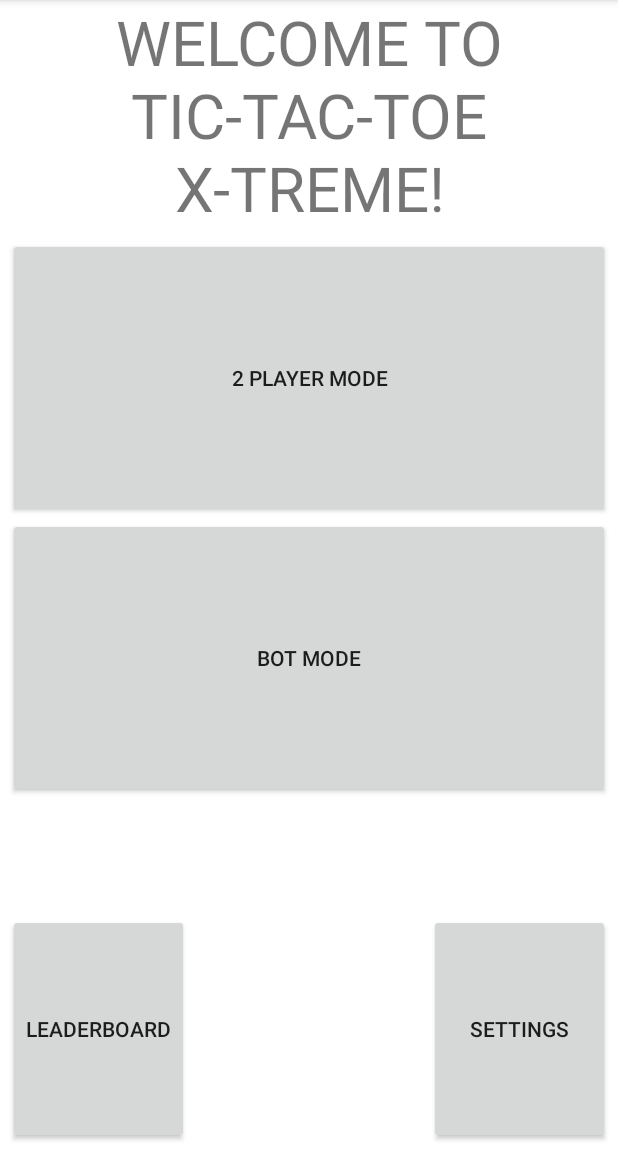
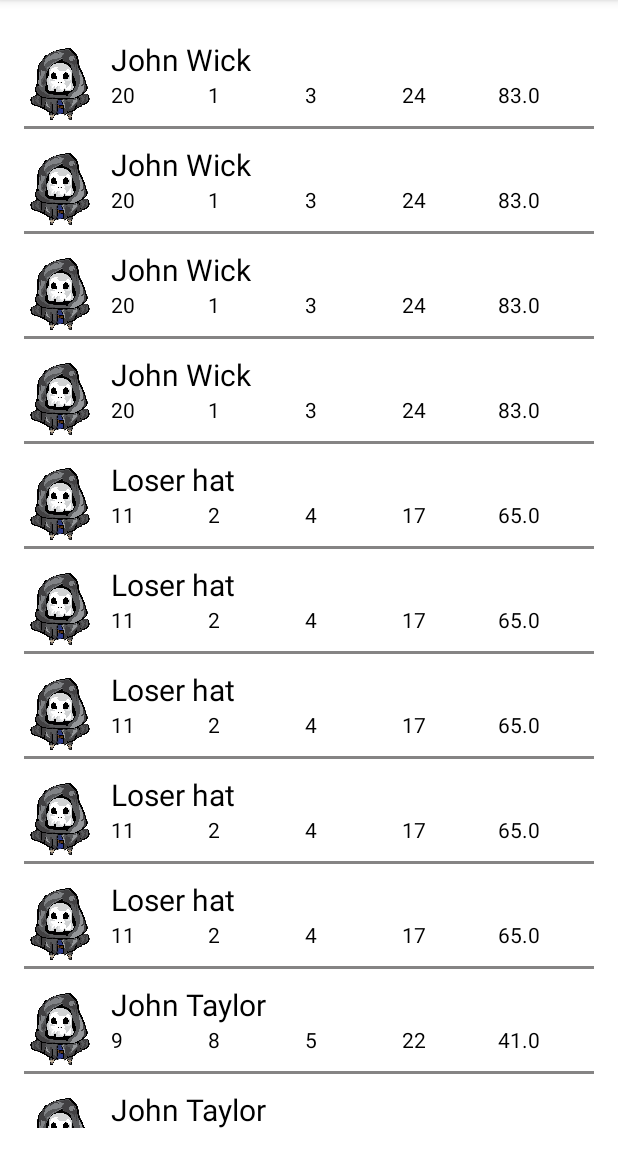
Before and after one commit to justinp04/MADASS1, an Android app: the screen it shows after launch (MainActivity), after a tap on "LEADERBOARD", on a phone screen of 412 x 824 dp, the part 84-1236 px from its top. Run offline under Robolectric (Android 15) with nearby library versions, the light colour scheme and no system bars.

Commit message:
This addition of the leader board

```diff
--- /dev/null
+++ b/app/src/main/java/com/example/tictactoemad_20732435/Item.java
@@ -0,0 +1,100 @@
+package com.example.tictactoemad_20732435;
+
+public class Item implements Comparable<Item>{
+
+    String name;
+    Integer wins;
+    int losses;
+    int draws;
+    int totalgames;
+    int image;
+    float winpercent;
+
+    public Item(String name, int image, Integer wins, int losses, int draws, int totalgames, int winpercent)
+    {
+        this.totalgames = totalgames;
+        this.name = name;
+        this.image = image;
+        this.wins = wins;
+        this.losses = losses;
+        this.draws = draws;
+        this.winpercent = winpercent;
+        // Needs to be calculated when updated values are passed
+        calculatetotalgames();
+        calculateWinPercentage();
+}
+
+    public int getImage() {
+        return image;
+    }
+
+    public void setImage(int image) {
+        this.image = image;
+    }
+
+    public String getName() {
+        return name;
+    }
+
+    public void setName(String name) {
+        this.name = name;
+    }
+
+    public Integer getWins() {
+        return wins;
+    }
+
+    public void setWins(Integer wins) {
+        this.wins = wins;
+        calculatetotalgames();
+        calculateWinPercentage();
+    }
+
+    public int getLosses() {
+        return losses;
+    }
+
+    public void setLosses(int losses) {
+
+        this.losses = losses;
+        calculatetotalgames();
+        calculateWinPercentage();
+    }
+
+    public int getDraws() {
+        return draws;
+    }
+
+    public void setDraws(int draws) {
+        this.draws = draws;
+        calculatetotalgames();
+        calculateWinPercentage();
+    }
+
+    public int getTotalgames() {
+        return totalgames;
+    }
+
+    public float getWinpercent() {
+        return winpercent;
+    }
+    public void calculatetotalgames(){
+        totalgames = wins + losses + draws;
+    }
+
+    public void calculateWinPercentage(){
+        if (totalgames > 0)
+        {
+            winpercent = Math.round((float)((double)wins/(double)totalgames * 100));
+        }
+        else
+        {
+            winpercent = 0;
+        }
+    }
+
+    @Override
+    public int compareTo(Item other) {
+        return this.wins.compareTo(other.wins);
+    }
+}
--- a/app/src/main/java/com/example/tictactoemad_20732435/MainActivity.java
+++ b/app/src/main/java/com/example/tictactoemad_20732435/MainActivity.java
@@ -21,6 +21,7 @@ public class MainActivity extends AppCompatActivity {
     private GameFunction4x4 gameFunction4x4 = new GameFunction4x4();
     private GameFunction5x5 gameFunction5x5 = new GameFunction5x5();
     private Settings settings = new Settings();
+    private leaderboard_fragment leaderboard = new leaderboard_fragment();
 
     @Override
     protected void onCreate(Bundle savedInstanceState) {
@@ -52,6 +53,10 @@ public class MainActivity extends AppCompatActivity {
                 if (mainActivityDataViewModel.getClickedValue() == 4)
                 {
                     loadSettingsFragment();
+                }
+                if (mainActivityDataViewModel.getClickedValue() == 5)
+                {
+                    loadLeaderboard();
                 }
             }
         });
@@ -121,6 +126,19 @@ public class MainActivity extends AppCompatActivity {
         }
     }
 
+    private void loadLeaderboard(){
+        FragmentManager fm = getSupportFragmentManager();
+        Fragment frag = fm.findFragmentById(R.id.fragment_game);
+
+        if(frag == null){
+            fm.beginTransaction().add(R.id.fragment_game, leaderboard).commit();
+        }
+        else{
+            fm.beginTransaction().replace(R.id.fragment_game, leaderboard).commit();
+        }
+
+    }
+
     @Override
     protected void onSaveInstanceState(@NonNull Bundle outState) {
         super.onSaveInstanceState(outState);
--- /dev/null
+++ b/app/src/main/java/com/example/tictactoemad_20732435/MyAdapter.java
@@ -0,0 +1,46 @@
+package com.example.tictactoemad_20732435;
+
+import android.content.Context;
+import android.view.LayoutInflater;
+import android.view.ViewGroup;
+
+import androidx.annotation.NonNull;
+import androidx.recyclerview.widget.RecyclerView;
+
+import java.util.List;
+
+public class MyAdapter extends RecyclerView.Adapter<MyViewHolder> {
+
+    Context context;
+
+    List<Item> items;
+
+    public MyAdapter(Context context, List<Item> items) {
+        this.context = context;
+        this.items = items;
+    }
+
+
+    @NonNull
+    @Override
+    public MyViewHolder onCreateViewHolder(@NonNull ViewGroup parent, int viewType) {
+        return new MyViewHolder(LayoutInflater.from(context).inflate(R.layout.item_view, parent, false));
+    }
+
+    @Override
+    public void onBindViewHolder(@NonNull MyViewHolder holder, int position) {
+        holder.nameView.setText(items.get(position).getName());
+        holder.imageView.setImageResource(items.get(position).getImage());
+        holder.Totalgames.setText(String.valueOf(items.get(position).getTotalgames()));
+        holder.Wins.setText(String.valueOf(items.get(position).getWins()));
+        holder.Draws.setText(String.valueOf(items.get(position).getDraws()));
+        holder.Losses.setText(String.valueOf(items.get(position).getLosses()));
+        holder.WinPercent.setText(String.valueOf(items.get(position).getWinpercent()));
+
+    }
+
+    @Override
+    public int getItemCount() {
+        return items.size();
+    }
+}
--- /dev/null
+++ b/app/src/main/java/com/example/tictactoemad_20732435/MyViewHolder.java
@@ -0,0 +1,25 @@
+package com.example.tictactoemad_20732435;
+
+import android.view.View;
+import android.widget.ImageView;
+import android.widget.TextView;
+
+import androidx.annotation.NonNull;
+import androidx.recyclerview.widget.RecyclerView;
+
+public class MyViewHolder extends RecyclerView.ViewHolder {
+
+    ImageView imageView;
+    TextView nameView, Wins, Draws, Losses, Totalgames, WinPercent;
+    public MyViewHolder(@NonNull View itemView) {
+        super(itemView);
+
+        imageView = itemView.findViewById(R.id.imageview);
+        nameView = itemView.findViewById(R.id.name);
+        Wins = itemView.findViewById(R.id.wins);
+        Draws = itemView.findViewById(R.id.draws);
+        Losses = itemView.findViewById(R.id.losses);
+        Totalgames = itemView.findViewById(R.id.totalgames);
+        WinPercent = itemView.findViewById(R.id.winpercent);
+    }
+}
--- a/app/src/main/java/com/example/tictactoemad_20732435/StartMenuFragment.java
+++ b/app/src/main/java/com/example/tictactoemad_20732435/StartMenuFragment.java
@@ -104,7 +104,7 @@ public class StartMenuFragment extends Fragment {
             @Override
             public void onClick(View view)
             {
-                //set clicked value for leaderboard
+                mainActivityDataViewModel.setClickedValue(5);
             }
         });
 
--- /dev/null
+++ b/app/src/main/java/com/example/tictactoemad_20732435/leaderboard_fragment.java
@@ -0,0 +1,78 @@
+package com.example.tictactoemad_20732435;
+
+import android.os.Bundle;
+import android.view.LayoutInflater;
+import android.view.View;
+import android.view.ViewGroup;
+
+import androidx.fragment.app.Fragment;
+import androidx.recyclerview.widget.LinearLayoutManager;
+import androidx.recyclerview.widget.RecyclerView;
+
+import java.util.ArrayList;
+import java.util.Collections;
+import java.util.List;
+
+public class leaderboard_fragment extends Fragment {
+
+    private List<Item> list;
+    private RecyclerView recyclerView;
+    private MyAdapter myAdapter;
+    public leaderboard_fragment() {
+        // Required empty public constructor
+    }
+
+    @Override
+    public View onCreateView(LayoutInflater inflater, ViewGroup container,
+                             Bundle savedInstanceState) {
+        // Inflate the layout for this fragment
+        View rootView = inflater.inflate(R.layout.fragment_leaderboard_fragment, container, false);
+
+        list = createLeaderboard();
+
+        recyclerView = rootView.findViewById(R.id.recyclerview);
+        recyclerView.setLayoutManager(new LinearLayoutManager(getActivity()));
+        recyclerView.setAdapter(new MyAdapter(getContext(),list));
+        return rootView;
+
+
+    }
+
+    private List<Item> createLeaderboard(){
+        List<Item> items = new ArrayList<Item>();
+
+        items.add(new Item("John Wick",R.drawable.pngitem_2076277, 4, 3, 6, 0,0));
+        items.add(new Item("John Wick",R.drawable.pngitem_2076277, 4, 3, 6, 0,0));
+        items.add(new Item("John Taylor",R.drawable.pngitem_2076277, 5, 8, 5, 0,0));
+        items.add(new Item("Loser hat",R.drawable.pngitem_2076277, 3, 2, 4, 0,0));
+        items.add(new Item("John Wick",R.drawable.pngitem_2076277, 8, 1, 3, 0,0));
+        items.add(new Item("John Wick",R.drawable.pngitem_2076277, 6, 3, 6, 0,0));
+        items.add(new Item("John Taylor",R.drawable.pngitem_2076277, 9, 8, 5, 0,0));
+        items.add(new Item("Loser hat",R.drawable.pngitem_2076277, 11, 2, 4, 0,0));
+        items.add(new Item("Loser hat",R.drawable.pngitem_2076277, 11, 2, 4, 0,0));
+        items.add(new Item("John Wick",R.drawable.pngitem_2076277, 20, 1, 3, 0,0));
+        items.add(new Item("John Wick",R.drawable.pngitem_2076277, 4, 3, 6, 0,0));
+        items.add(new Item("John Taylor",R.drawable.pngitem_2076277, 5, 8, 5, 0,0));
+        items.add(new Item("Loser hat",R.drawable.pngitem_2076277, 3, 2, 4, 0,0));
+        items.add(new Item("John Wick",R.drawable.pngitem_2076277, 8, 1, 3, 0,0));
+        items.add(new Item("John Wick",R.drawable.pngitem_2076277, 6, 3, 6, 0,0));
+        items.add(new Item("John Taylor",R.drawable.pngitem_2076277, 9, 8, 5, 0,0));
+        items.add(new Item("Loser hat",R.drawable.pngitem_2076277, 11, 2, 4, 0,0));
+        items.add(new Item("John Wick",R.drawable.pngitem_2076277, 20, 1, 3, 0,0));
+        items.add(new Item("Loser hat",R.drawable.pngitem_2076277, 11, 2, 4, 0,0));
+        items.add(new Item("John Wick",R.drawable.pngitem_2076277, 20, 1, 3, 0,0));
+        items.add(new Item("John Wick",R.drawable.pngitem_2076277, 4, 3, 6, 0,0));
+        items.add(new Item("John Taylor",R.drawable.pngitem_2076277, 5, 8, 5, 0,0));
+        items.add(new Item("Loser hat",R.drawable.pngitem_2076277, 3, 2, 4, 0,0));
+        items.add(new Item("John Wick",R.drawable.pngitem_2076277, 8, 1, 3, 0,0));
+        items.add(new Item("John Wick",R.drawable.pngitem_2076277, 6, 3, 6, 0,0));
+        items.add(new Item("John Taylor",R.drawable.pngitem_2076277, 9, 8, 5, 0,0));
+        items.add(new Item("Loser hat",R.drawable.pngitem_2076277, 11, 2, 4, 0,0));
+        items.add(new Item("John Wick",R.drawable.pngitem_2076277, 20, 1, 3, 0,0));
+
+
+
+        Collections.sort(items, Collections.reverseOrder());
+        return items;
+    }
+}
--- /dev/null
+++ b/app/src/main/res/layout/fragment_leaderboard_fragment.xml
@@ -0,0 +1,16 @@
+<?xml version="1.0" encoding="utf-8"?>
+<FrameLayout xmlns:android="http://schemas.android.com/apk/res/android"
+    xmlns:tools="http://schemas.android.com/tools"
+    android:layout_width="match_parent"
+    android:layout_height="match_parent"
+    tools:context=".leaderboard_fragment">
+
+    <!-- TODO: Update blank fragment layout -->
+
+    <androidx.recyclerview.widget.RecyclerView
+        android:layout_width="match_parent"
+        android:layout_height="wrap_content"
+        android:id="@+id/recyclerview"
+        android:padding="16dp" />
+
+</FrameLayout>
--- /dev/null
+++ b/app/src/main/res/layout/item_view.xml
@@ -0,0 +1,81 @@
+<?xml version="1.0" encoding="utf-8"?>
+<RelativeLayout xmlns:android="http://schemas.android.com/apk/res/android"
+    android:layout_width="match_parent"
+    android:layout_height="wrap_content"
+    android:layout_marginTop="10dp"
+    xmlns:tools="http://schemas.android.com/tools">
+
+    <ImageView
+        android:layout_width="48dp"
+        android:layout_height="48dp"
+        android:id="@+id/imageview"
+        android:layout_marginRight="10dp"
+        android:layout_centerVertical="true"/>
+
+    <TextView
+        android:layout_width="match_parent"
+        android:layout_height="wrap_content"
+        android:id="@+id/name"
+        android:textSize="20dp"
+        android:layout_toEndOf="@id/imageview"
+        android:textColor="@color/black"
+        tools:text="Name"/>
+
+    <LinearLayout
+        android:layout_width="match_parent"
+        android:layout_height="wrap_content"
+        android:layout_below="@id/name"
+        android:layout_toEndOf="@id/imageview"
+        android:id="@+id/stats">
+
+        <TextView
+            android:layout_width="match_parent"
+            android:layout_height="wrap_content"
+            android:layout_weight="1"
+            android:id="@+id/wins"
+            android:textColor="@color/black"
+            tools:text="Wins"/>
+        <TextView
+            android:layout_width="match_parent"
+            android:layout_height="wrap_content"
+            android:layout_weight="1"
+            android:id="@+id/losses"
+            android:textColor="@color/black"
+            tools:text="Losses"/>
+
+        <TextView
+            android:layout_width="match_parent"
+            android:layout_height="wrap_content"
+            android:layout_weight="1"
+            android:id="@+id/draws"
+            android:textColor="@color/black"
+            tools:text="Draw"/>
+
+        <TextView
+            android:layout_width="match_parent"
+            android:layout_height="wrap_content"
+            android:layout_weight="1"
+            android:id="@+id/totalgames"
+            android:textColor="@color/black"
+            tools:text="Total Games"/>
+
+        <TextView
+            android:layout_width="match_parent"
+            android:layout_height="wrap_content"
+            android:layout_weight="1"
+            android:id="@+id/winpercent"
+            android:textColor="@color/black"
+            tools:text="Win %"/>
+
+    </LinearLayout>
+
+    <LinearLayout
+        android:layout_width="match_parent"
+        android:layout_height="2dp"
+        android:layout_marginTop="10dp"
+        android:layout_below="@id/imageview"
+        android:background="#858484"/>
+
+
+
+</RelativeLayout>
```
Also changed, not shown: app/src/main/res/drawable/pngitem_2076277.png (added), 1 other file.
